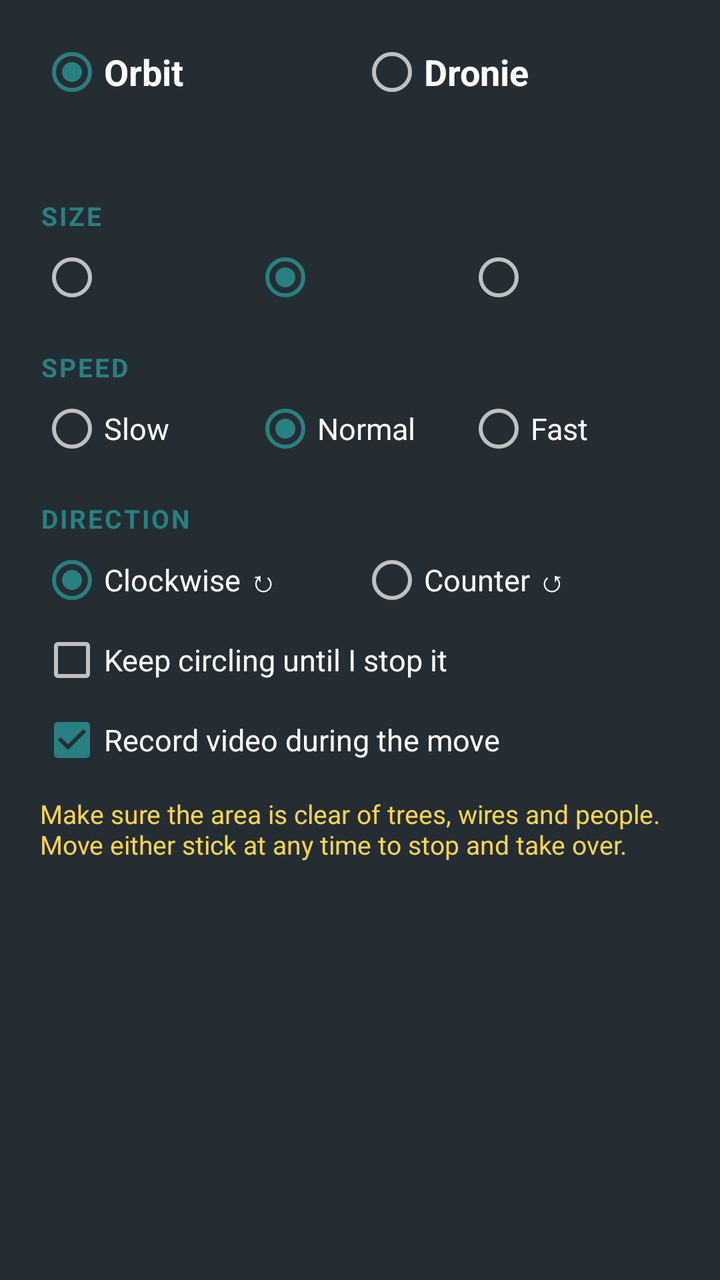
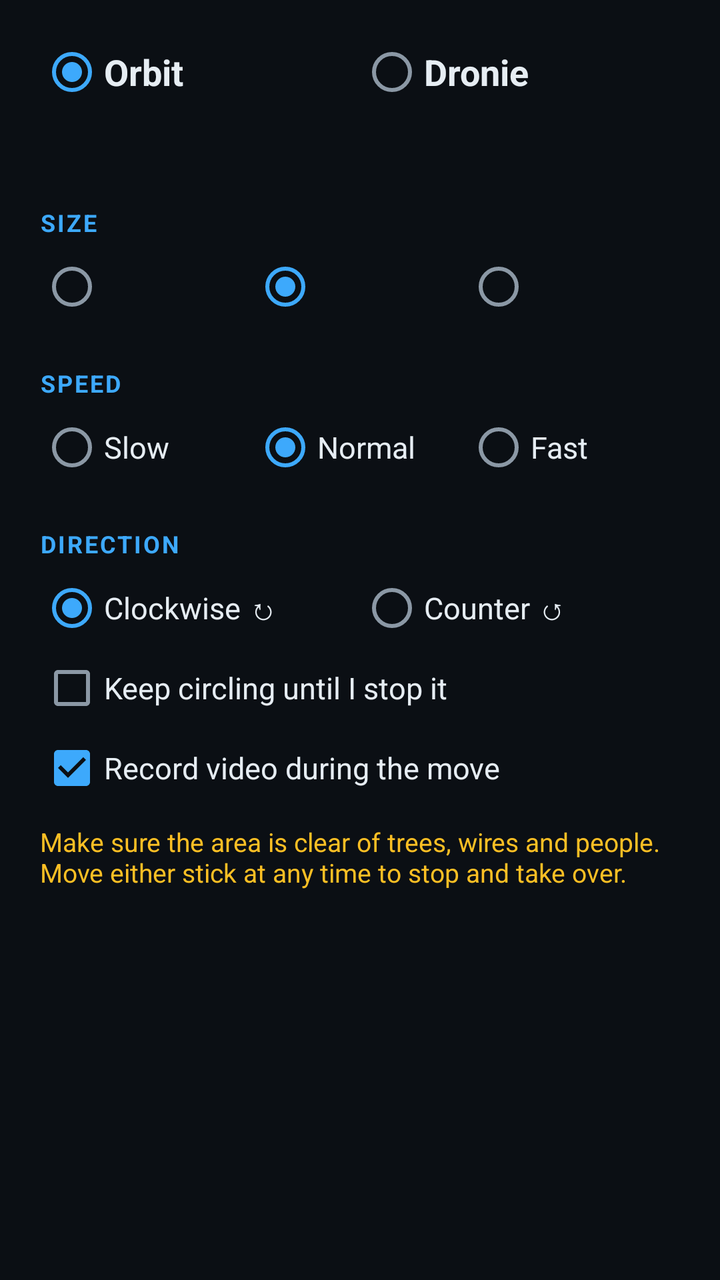

Compare the two renders of this Android layout. The source of the first and the diff that turns it into the second are given below.
<!-- AndroidManifest.xml: application theme AppTheme -->
<!-- res/layout/dialog_moves.xml -->
<?xml version="1.0" encoding="utf-8"?>
<ScrollView xmlns:android="http://schemas.android.com/apk/res/android"
    android:layout_width="match_parent"
    android:layout_height="wrap_content"
    android:background="@color/background_blue">

    <LinearLayout
        android:layout_width="match_parent"
        android:layout_height="wrap_content"
        android:orientation="vertical"
        android:padding="20dp">

        <RadioGroup
            android:id="@+id/move_type"
            android:layout_width="match_parent"
            android:layout_height="wrap_content"
            android:orientation="horizontal">

            <RadioButton
                android:id="@+id/type_orbit"
                android:layout_width="0dp"
                android:layout_height="wrap_content"
                android:layout_weight="1"
                android:checked="true"
                android:text="Orbit"
                android:textColor="#FFFFFF"
                android:textSize="18sp"
                android:textStyle="bold" />

            <RadioButton
                android:id="@+id/type_dronie"
                android:layout_width="0dp"
                android:layout_height="wrap_content"
                android:layout_weight="1"
                android:text="Dronie"
                android:textColor="#FFFFFF"
                android:textSize="18sp"
                android:textStyle="bold" />
        </RadioGroup>

        <TextView
            android:id="@+id/move_help"
            android:layout_width="match_parent"
            android:layout_height="wrap_content"
            android:layout_marginTop="8dp"
            android:textColor="#CCFFFFFF"
            android:textSize="14sp" />

        <TextView style="@style/SectionTitle" android:id="@+id/size_label" android:text="SIZE" />
        <RadioGroup
            android:id="@+id/size"
            android:layout_width="match_parent"
            android:layout_height="wrap_content"
            android:orientation="horizontal">
            <RadioButton android:id="@+id/size_s" android:layout_width="0dp" android:layout_height="wrap_content" android:layout_weight="1" android:textColor="#FFFFFF" android:textSize="15sp" />
            <RadioButton android:id="@+id/size_m" android:layout_width="0dp" android:layout_height="wrap_content" android:layout_weight="1" android:checked="true" android:textColor="#FFFFFF" android:textSize="15sp" />
            <RadioButton android:id="@+id/size_l" android:layout_width="0dp" android:layout_height="wrap_content" android:layout_weight="1" android:textColor="#FFFFFF" android:textSize="15sp" />
        </RadioGroup>

        <TextView style="@style/SectionTitle" android:text="SPEED" />
        <RadioGroup
            android:id="@+id/speed"
            android:layout_width="match_parent"
            android:layout_height="wrap_content"
            android:orientation="horizontal">
            <RadioButton android:id="@+id/speed_slow" android:layout_width="0dp" android:layout_height="wrap_content" android:layout_weight="1" android:text="Slow" android:textColor="#FFFFFF" android:textSize="15sp" />
            <RadioButton android:id="@+id/speed_normal" android:layout_width="0dp" android:layout_height="wrap_content" android:layout_weight="1" android:checked="true" android:text="Normal" android:textColor="#FFFFFF" android:textSize="15sp" />
            <RadioButton android:id="@+id/speed_fast" android:layout_width="0dp" android:layout_height="wrap_content" android:layout_weight="1" android:text="Fast" android:textColor="#FFFFFF" android:textSize="15sp" />
        </RadioGroup>

        <LinearLayout
            android:id="@+id/orbit_options"
            android:layout_width="match_parent"
            android:layout_height="wrap_content"
            android:orientation="vertical">

            <TextView style="@style/SectionTitle" android:text="DIRECTION" />
            <RadioGroup
                android:id="@+id/direction"
                android:layout_width="match_parent"
                android:layout_height="wrap_content"
                android:orientation="horizontal">
                <RadioButton android:id="@+id/dir_cw" android:layout_width="0dp" android:layout_height="wrap_content" android:layout_weight="1" android:checked="true" android:text="Clockwise ↻" android:textColor="#FFFFFF" android:textSize="15sp" />
                <RadioButton android:id="@+id/dir_ccw" android:layout_width="0dp" android:layout_height="wrap_content" android:layout_weight="1" android:text="Counter ↺" android:textColor="#FFFFFF" android:textSize="15sp" />
            </RadioGroup>

            <CheckBox
                android:id="@+id/continuous"
                android:layout_width="wrap_content"
                android:layout_height="wrap_content"
                android:layout_marginTop="8dp"
                android:text="Keep circling until I stop it"
                android:textColor="#FFFFFF"
                android:textSize="15sp" />
        </LinearLayout>

        <CheckBox
            android:id="@+id/record"
            android:layout_width="wrap_content"
            android:layout_height="wrap_content"
            android:layout_marginTop="8dp"
            android:checked="true"
            android:text="Record video during the move"
            android:textColor="#FFFFFF"
            android:textSize="15sp" />

        <TextView
            android:layout_width="match_parent"
            android:layout_height="wrap_content"
            android:layout_marginTop="12dp"
            android:text="Make sure the area is clear of trees, wires and people. Move either stick at any time to stop and take over."
            android:textColor="#FFD54F"
            android:textSize="13sp" />
    </LinearLayout>
</ScrollView>
<!-- resources referenced by this layout -->
<resources>
  <color name="background_blue">#242d34</color>
  <style name="SectionTitle">
          <item name="android:layout_width">match_parent</item>
          <item name="android:layout_height">wrap_content</item>
          <item name="android:layout_marginTop">20dp</item>
          <item name="android:layout_marginBottom">6dp</item>
          <item name="android:textColor">@color/medium_blue</item>
          <item name="android:textSize">13sp</item>
          <item name="android:textStyle">bold</item>
          <item name="android:letterSpacing">0.08</item>
      </style>
  <style name="AppTheme" parent="@style/Theme.AppCompat.NoActionBar">
          <item name="android:windowBackground">@color/background_blue</item>
          <item name="android:textColor">@color/light_gray</item>
          <item name="android:windowFullscreen">true</item>
          <item name="colorAccent">@color/medium_blue</item>
          <item name="colorControlActivated">@color/medium_blue</item>
      </style>
  <color name="medium_blue">#298080</color>
  <color name="light_gray">#B3FFFFFF</color>
</resources>

<!-- the commit's change to res/layout/dialog_moves.xml (unified diff, before → after) -->
@@ -2,7 +2,7 @@
 <ScrollView xmlns:android="http://schemas.android.com/apk/res/android"
     android:layout_width="match_parent"
     android:layout_height="wrap_content"
-    android:background="@color/background_blue">
+    android:background="@android:color/transparent">
 
     <LinearLayout
         android:layout_width="match_parent"
@@ -23,7 +23,7 @@
                 android:layout_weight="1"
                 android:checked="true"
                 android:text="Orbit"
-                android:textColor="#FFFFFF"
+                android:textColor="@color/text_primary"
                 android:textSize="18sp"
                 android:textStyle="bold" />
 
@@ -33,7 +33,7 @@
                 android:layout_height="wrap_content"
                 android:layout_weight="1"
                 android:text="Dronie"
-                android:textColor="#FFFFFF"
+                android:textColor="@color/text_primary"
                 android:textSize="18sp"
                 android:textStyle="bold" />
         </RadioGroup>
@@ -43,7 +43,7 @@
             android:layout_width="match_parent"
             android:layout_height="wrap_content"
             android:layout_marginTop="8dp"
-            android:textColor="#CCFFFFFF"
+            android:textColor="@color/text_secondary"
             android:textSize="14sp" />
 
         <TextView style="@style/SectionTitle" android:id="@+id/size_label" android:text="SIZE" />
@@ -52,9 +52,9 @@
             android:layout_width="match_parent"
             android:layout_height="wrap_content"
             android:orientation="horizontal">
-            <RadioButton android:id="@+id/size_s" android:layout_width="0dp" android:layout_height="wrap_content" android:layout_weight="1" android:textColor="#FFFFFF" android:textSize="15sp" />
-            <RadioButton android:id="@+id/size_m" android:layout_width="0dp" android:layout_height="wrap_content" android:layout_weight="1" android:checked="true" android:textColor="#FFFFFF" android:textSize="15sp" />
-            <RadioButton android:id="@+id/size_l" android:layout_width="0dp" android:layout_height="wrap_content" android:layout_weight="1" android:textColor="#FFFFFF" android:textSize="15sp" />
+            <RadioButton android:id="@+id/size_s" android:layout_width="0dp" android:layout_height="wrap_content" android:layout_weight="1" android:textColor="@color/text_primary" android:textSize="15sp" />
+            <RadioButton android:id="@+id/size_m" android:layout_width="0dp" android:layout_height="wrap_content" android:layout_weight="1" android:checked="true" android:textColor="@color/text_primary" android:textSize="15sp" />
+            <RadioButton android:id="@+id/size_l" android:layout_width="0dp" android:layout_height="wrap_content" android:layout_weight="1" android:textColor="@color/text_primary" android:textSize="15sp" />
         </RadioGroup>
 
         <TextView style="@style/SectionTitle" android:text="SPEED" />
@@ -63,9 +63,9 @@
             android:layout_width="match_parent"
             android:layout_height="wrap_content"
             android:orientation="horizontal">
-            <RadioButton android:id="@+id/speed_slow" android:layout_width="0dp" android:layout_height="wrap_content" android:layout_weight="1" android:text="Slow" android:textColor="#FFFFFF" android:textSize="15sp" />
-            <RadioButton android:id="@+id/speed_normal" android:layout_width="0dp" android:layout_height="wrap_content" android:layout_weight="1" android:checked="true" android:text="Normal" android:textColor="#FFFFFF" android:textSize="15sp" />
-            <RadioButton android:id="@+id/speed_fast" android:layout_width="0dp" android:layout_height="wrap_content" android:layout_weight="1" android:text="Fast" android:textColor="#FFFFFF" android:textSize="15sp" />
+            <RadioButton android:id="@+id/speed_slow" android:layout_width="0dp" android:layout_height="wrap_content" android:layout_weight="1" android:text="Slow" android:textColor="@color/text_primary" android:textSize="15sp" />
+            <RadioButton android:id="@+id/speed_normal" android:layout_width="0dp" android:layout_height="wrap_content" android:layout_weight="1" android:checked="true" android:text="Normal" android:textColor="@color/text_primary" android:textSize="15sp" />
+            <RadioButton android:id="@+id/speed_fast" android:layout_width="0dp" android:layout_height="wrap_content" android:layout_weight="1" android:text="Fast" android:textColor="@color/text_primary" android:textSize="15sp" />
         </RadioGroup>
 
         <LinearLayout
@@ -80,8 +80,8 @@
                 android:layout_width="match_parent"
                 android:layout_height="wrap_content"
                 android:orientation="horizontal">
-                <RadioButton android:id="@+id/dir_cw" android:layout_width="0dp" android:layout_height="wrap_content" android:layout_weight="1" android:checked="true" android:text="Clockwise ↻" android:textColor="#FFFFFF" android:textSize="15sp" />
-                <RadioButton android:id="@+id/dir_ccw" android:layout_width="0dp" android:layout_height="wrap_content" android:layout_weight="1" android:text="Counter ↺" android:textColor="#FFFFFF" android:textSize="15sp" />
+                <RadioButton android:id="@+id/dir_cw" android:layout_width="0dp" android:layout_height="wrap_content" android:layout_weight="1" android:checked="true" android:text="Clockwise ↻" android:textColor="@color/text_primary" android:textSize="15sp" />
+                <RadioButton android:id="@+id/dir_ccw" android:layout_width="0dp" android:layout_height="wrap_content" android:layout_weight="1" android:text="Counter ↺" android:textColor="@color/text_primary" android:textSize="15sp" />
             </RadioGroup>
 
             <CheckBox
@@ -90,7 +90,7 @@
                 android:layout_height="wrap_content"
                 android:layout_marginTop="8dp"
                 android:text="Keep circling until I stop it"
-                android:textColor="#FFFFFF"
+                android:textColor="@color/text_primary"
                 android:textSize="15sp" />
         </LinearLayout>
 
@@ -101,7 +101,7 @@
             android:layout_marginTop="8dp"
             android:checked="true"
             android:text="Record video during the move"
-            android:textColor="#FFFFFF"
+            android:textColor="@color/text_primary"
             android:textSize="15sp" />
 
         <TextView
@@ -109,7 +109,7 @@
             android:layout_height="wrap_content"
             android:layout_marginTop="12dp"
             android:text="Make sure the area is clear of trees, wires and people. Move either stick at any time to stop and take over."
-            android:textColor="#FFD54F"
+            android:textColor="@color/warn"
             android:textSize="13sp" />
     </LinearLayout>
 </ScrollView>
<!-- resource entries referenced after the edit -->
@@ -1,24 +1,80 @@
 <!-- resources referenced by this layout -->
 <resources>
-  <color name="background_blue">#242d34</color>
+  <color name="text_primary">#E6EDF3</color>
+  <color name="text_secondary">#8B98A5</color>
+  <color name="warn">#FBBF24</color>
   <style name="SectionTitle">
           <item name="android:layout_width">match_parent</item>
           <item name="android:layout_height">wrap_content</item>
-          <item name="android:layout_marginTop">20dp</item>
-          <item name="android:layout_marginBottom">6dp</item>
-          <item name="android:textColor">@color/medium_blue</item>
-          <item name="android:textSize">13sp</item>
+          <item name="android:layout_marginTop">24dp</item>
+          <item name="android:layout_marginBottom">8dp</item>
+          <item name="android:textColor">@color/accent</item>
+          <item name="android:textSize">12sp</item>
           <item name="android:textStyle">bold</item>
           <item name="android:letterSpacing">0.08</item>
       </style>
   <style name="AppTheme" parent="@style/Theme.AppCompat.NoActionBar">
-          <item name="android:windowBackground">@color/background_blue</item>
-          <item name="android:textColor">@color/light_gray</item>
+          <item name="android:windowBackground">@color/bg</item>
+          <item name="android:colorBackground">@color/bg</item>
+          <item name="android:textColor">@color/text_secondary</item>
+          <item name="android:textColorPrimary">@color/text_primary</item>
+          <item name="android:textColorSecondary">@color/text_secondary</item>
+          <item name="android:textColorHint">@color/text_muted</item>
           <item name="android:windowFullscreen">true</item>
-          <item name="colorAccent">@color/medium_blue</item>
-          <item name="colorControlActivated">@color/medium_blue</item>
+          <item name="android:statusBarColor">@color/bg</item>
+          <item name="android:navigationBarColor">@color/bg</item>
+          <item name="colorPrimary">@color/surface</item>
+          <item name="colorPrimaryDark">@color/bg</item>
+          <item name="colorAccent">@color/accent</item>
+          <item name="colorControlNormal">@color/text_secondary</item>
+          <item name="colorControlActivated">@color/accent</item>
+          <item name="colorControlHighlight">#1FFFFFFF</item>
+          
+          <item name="android:colorPrimary">@color/surface</item>
+          <item name="android:colorPrimaryDark">@color/bg</item>
+          <item name="android:colorAccent">@color/accent</item>
+          <item name="android:colorControlNormal">@color/text_secondary</item>
+          <item name="android:colorControlActivated">@color/accent</item>
+          <item name="android:colorControlHighlight">#1FFFFFFF</item>
+          <item name="android:alertDialogTheme">@style/AppDialog</item>
+          <item name="alertDialogTheme">@style/AppDialog.Compat</item>
       </style>
-  <color name="medium_blue">#298080</color>
-  <color name="light_gray">#B3FFFFFF</color>
+  <color name="accent">#3DA9FC</color>
+  <color name="bg">#0B0F14</color>
+  <color name="text_muted">#5F6B78</color>
+  <color name="surface">#141A22</color>
+  <style name="AppDialog" parent="@android:style/Theme.Material.Dialog.Alert">
+          <item name="android:windowBackground">@drawable/dialog_bg</item>
+          <item name="android:colorBackground">@color/surface</item>
+          <item name="android:colorBackgroundFloating">@color/surface</item>
+          <item name="android:textColorPrimary">@color/text_primary</item>
+          <item name="android:textColorSecondary">@color/text_secondary</item>
+          <item name="android:textColorHint">@color/text_muted</item>
+          <item name="android:colorAccent">@color/accent</item>
+          <item name="android:colorControlNormal">@color/text_secondary</item>
+          <item name="android:colorControlActivated">@color/accent</item>
+          <item name="android:colorControlHighlight">#1FFFFFFF</item>
+      </style>
+  <style name="AppDialog.Compat" parent="@style/Theme.AppCompat.Dialog.Alert">
+          <item name="android:windowBackground">@drawable/dialog_bg</item>
+          <item name="android:textColorPrimary">@color/text_primary</item>
+          <item name="android:textColorSecondary">@color/text_secondary</item>
+          <item name="colorAccent">@color/accent</item>
+          <item name="colorControlActivated">@color/accent</item>
+      </style>
+  <!-- drawable dialog_bg (drawable) -->
+  <?xml version="1.0" encoding="utf-8"?>
+  <inset xmlns:android="http://schemas.android.com/apk/res/android"
+      android:insetLeft="16dp"
+      android:insetTop="16dp"
+      android:insetRight="16dp"
+      android:insetBottom="16dp">
+      <shape android:shape="rectangle">
+          <solid android:color="@color/surface" />
+          <stroke android:width="1dp" android:color="@color/border" />
+          <corners android:radius="16dp" />
+      </shape>
+  </inset>
+  <color name="border">#26303D</color>
 </resources>
 
